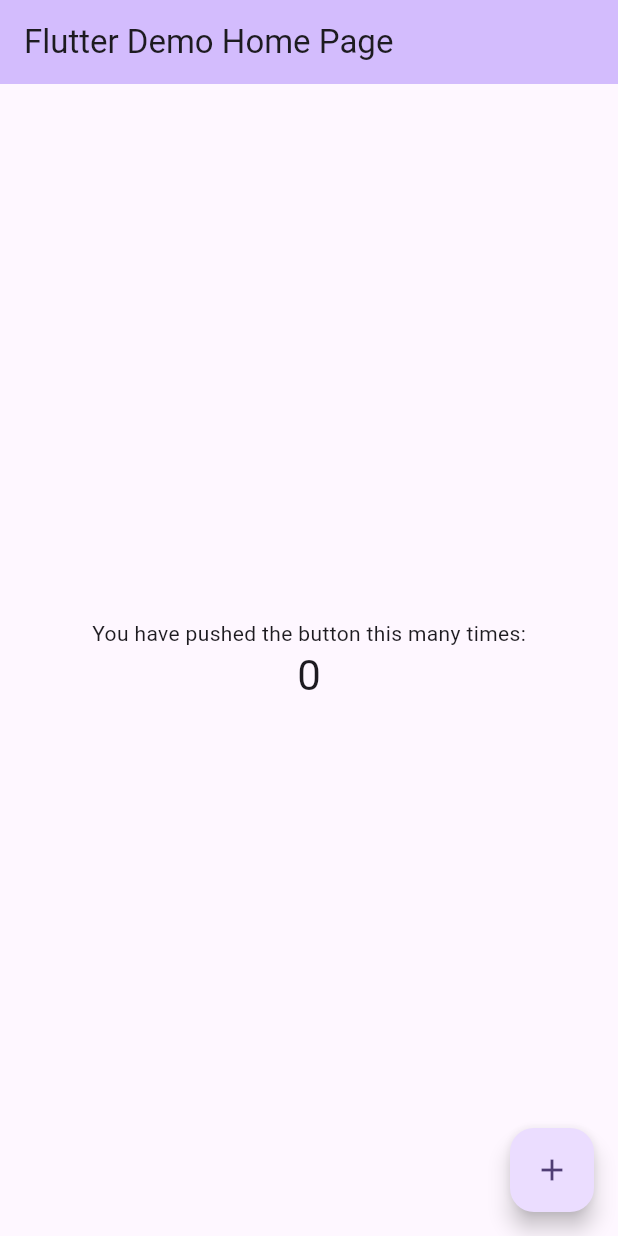
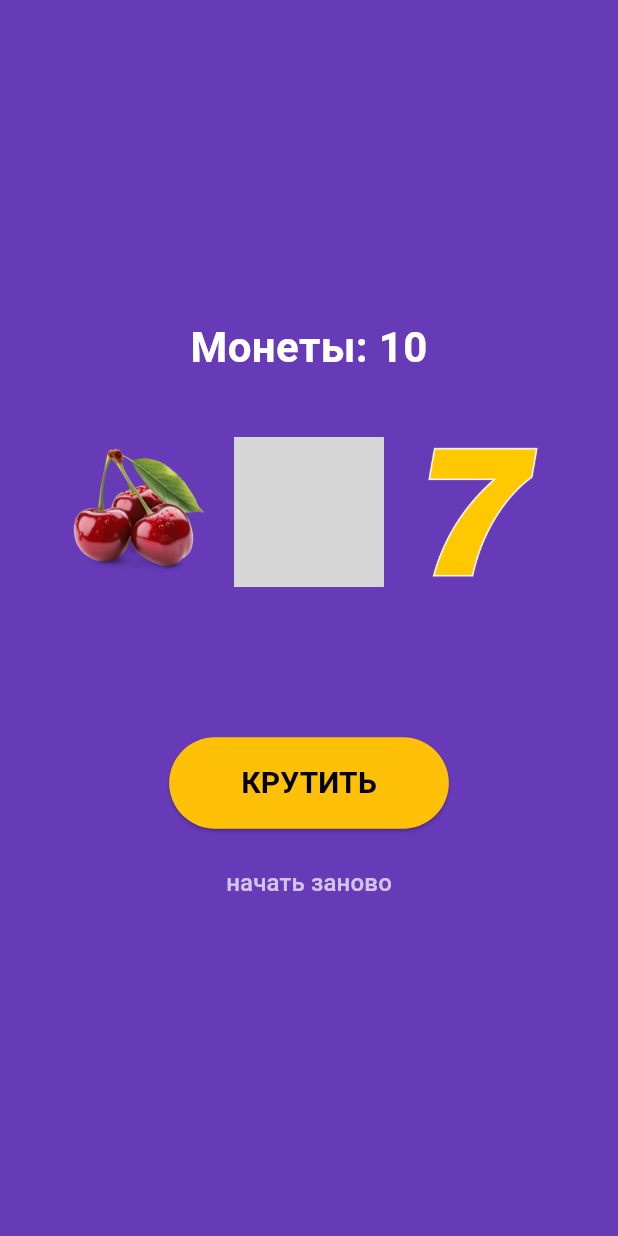
Before and after one commit to kirill242ISP/Flutter_Lab9, a Flutter app: the screen it shows after launch, on a phone screen of 412 x 824 dp. Run offline on Flutter 3.47's test engine with Material 3 defaults, Android fonts, the phone set to English and light mode, and no system bars; grey boxes are pictures that could not be loaded.

Commit message:
Bonus: realistic slot animation with easing and AnimatedOpacity

```diff
--- a/lib/main.dart
+++ b/lib/main.dart
@@ -1,122 +1,14 @@
 import 'package:flutter/material.dart';
+import 'package:slot_machine_igoshin_imashev/slot_machine.dart';
 
 void main() {
-  runApp(const MyApp());
+  runApp(
+    MaterialApp(
+      debugShowCheckedModeBanner: false,
+      home: Scaffold(
+        backgroundColor: Colors.deepPurple,
+        body: SlotMachine(),
+      ),
+    ),
+  );
 }
-
-class MyApp extends StatelessWidget {
-  const MyApp({super.key});
-
-  // This widget is the root of your application.
-  @override
-  Widget build(BuildContext context) {
-    return MaterialApp(
-      title: 'Flutter Demo',
-      theme: ThemeData(
-        // This is the theme of your application.
-        //
-        // TRY THIS: Try running your application with "flutter run". You'll see
-        // the application has a purple toolbar. Then, without quitting the app,
-        // try changing the seedColor in the colorScheme below to Colors.green
-        // and then invoke "hot reload" (save your changes or press the "hot
-        // reload" button in a Flutter-supported IDE, or press "r" if you used
-        // the command line to start the app).
-        //
-        // Notice that the counter didn't reset back to zero; the application
-        // state is not lost during the reload. To reset the state, use hot
-        // restart instead.
-        //
-        // This works for code too, not just values: Most code changes can be
-        // tested with just a hot reload.
-        colorScheme: .fromSeed(seedColor: Colors.deepPurple),
-      ),
-      home: const MyHomePage(title: 'Flutter Demo Home Page'),
-    );
-  }
-}
-
-class MyHomePage extends StatefulWidget {
-  const MyHomePage({super.key, required this.title});
-
-  // This widget is the home page of your application. It is stateful, meaning
-  // that it has a State object (defined below) that contains fields that affect
-  // how it looks.
-
-  // This class is the configuration for the state. It holds the values (in this
-  // case the title) provided by the parent (in this case the App widget) and
-  // used by the build method of the State. Fields in a Widget subclass are
-  // always marked "final".
-
-  final String title;
-
-  @override
-  State<MyHomePage> createState() => _MyHomePageState();
-}
-
-class _MyHomePageState extends State<MyHomePage> {
-  int _counter = 0;
-
-  void _incrementCounter() {
-    setState(() {
-      // This call to setState tells the Flutter framework that something has
-      // changed in this State, which causes it to rerun the build method below
-      // so that the display can reflect the updated values. If we changed
-      // _counter without calling setState(), then the build method would not be
-      // called again, and so nothing would appear to happen.
-      _counter++;
-    });
-  }
-
-  @override
-  Widget build(BuildContext context) {
-    // This method is rerun every time setState is called, for instance as done
-    // by the _incrementCounter method above.
-    //
-    // The Flutter framework has been optimized to make rerunning build methods
-    // fast, so that you can just rebuild anything that needs updating rather
-    // than having to individually change instances of widgets.
-    return Scaffold(
-      appBar: AppBar(
-        // TRY THIS: Try changing the color here to a specific color (to
-        // Colors.amber, perhaps?) and trigger a hot reload to see the AppBar
-        // change color while the other colors stay the same.
-        backgroundColor: Theme.of(context).colorScheme.inversePrimary,
-        // Here we take the value from the MyHomePage object that was created by
-        // the App.build method, and use it to set our appbar title.
-        title: Text(widget.title),
-      ),
-      body: Center(
-        // Center is a layout widget. It takes a single child and positions it
-        // in the middle of the parent.
-        child: Column(
-          // Column is also a layout widget. It takes a list of children and
-          // arranges them vertically. By default, it sizes itself to fit its
-          // children horizontally, and tries to be as tall as its parent.
-          //
-          // Column has various properties to control how it sizes itself and
-          // how it positions its children. Here we use mainAxisAlignment to
-          // center the children vertically; the main axis here is the vertical
-          // axis because Columns are vertical (the cross axis would be
-          // horizontal).
-          //
-          // TRY THIS: Invoke "debug painting" (choose the "Toggle Debug Paint"
-          // action in the IDE, or press "p" in the console), to see the
-          // wireframe for each widget.
-          mainAxisAlignment: .center,
-          children: [
-            const Text('You have pushed the button this many times:'),
-            Text(
-              '$_counter',
-              style: Theme.of(context).textTheme.headlineMedium,
-            ),
-          ],
-        ),
-      ),
-      floatingActionButton: FloatingActionButton(
-        onPressed: _incrementCounter,
-        tooltip: 'Increment',
-        child: const Icon(Icons.add),
-      ),
-    );
-  }
-}
--- /dev/null
+++ b/lib/slot_machine.dart
@@ -0,0 +1,190 @@
+import 'package:flutter/material.dart';
+import 'dart:math';
+import 'package:slot_machine_igoshin_imashev/slot_row.dart';
+
+class SlotMachine extends StatefulWidget {
+  const SlotMachine({super.key});
+
+  @override
+  State<SlotMachine> createState() =>
+      _SlotMachineState();
+}
+
+class _SlotMachineState
+    extends State<SlotMachine> {
+  @override
+  Future<String> _spinReel({
+    required int totalTicks,
+    required void Function(String) onTick,
+  }) async {
+    String result = _symbols[0];
+    for (int i = 0; i < totalTicks; i++) {
+      final progress = i / totalTicks;
+      final delay = progress < 0.5
+          ? 40
+          : progress < 0.8
+          ? 100
+          : 200;
+      await Future.delayed(
+        Duration(milliseconds: delay),
+      );
+      result =
+          _symbols[_random.nextInt(
+            _symbols.length,
+          )];
+      onTick(result);
+    }
+    return result;
+  }
+
+  Future<void> _spin() async {
+    if (_coins <= 0 || _isSpinning) return;
+    setState(() {
+      _isSpinning = true;
+      _message = '';
+    });
+    final result1 = await _spinReel(
+      totalTicks: 10,
+      onTick: (val) =>
+          setState(() => _slot1 = val),
+    );
+    final result2 = await _spinReel(
+      totalTicks: 13,
+      onTick: (val) =>
+          setState(() => _slot2 = val),
+    );
+    final result3 = await _spinReel(
+      totalTicks: 16,
+      onTick: (val) =>
+          setState(() => _slot3 = val),
+    );
+    await Future.delayed(
+      Duration(milliseconds: 300),
+    );
+    setState(() {
+      _isSpinning = false;
+      if (result1 == result2 &&
+          result2 == result3) {
+        if (result1 ==
+            'assets/images/seven.png') {
+          _coins += 10;
+          _message = 'ДЖЕКПОТ! +10 монет';
+        } else {
+          _coins += 3;
+          _message = 'победа! +3 монеты';
+        }
+      } else {
+        _coins -= 1;
+        _message =
+            'Попробуйте еще раз. -1 монета';
+      }
+    });
+  }
+
+  void _reset() {
+    setState(() {
+      _coins = 10;
+      _slot1 = 'assets/images/cherry.png';
+      _slot2 = 'assets/images/lemon.png';
+      _slot3 = 'assets/images/seven.png';
+      _message = '';
+      _isSpinning = false;
+    });
+  }
+
+  Widget build(BuildContext context) {
+    return Column(
+      mainAxisAlignment: MainAxisAlignment.center,
+      children: [
+        Text(
+          'Монеты: $_coins',
+          style: TextStyle(
+            fontSize: 28,
+            color: Colors.white,
+            fontWeight: FontWeight.bold,
+          ),
+        ),
+        SizedBox(height: 40),
+        AnimatedOpacity(
+          opacity: _isSpinning ? 0.85 : 1.0,
+          duration: Duration(milliseconds: 100),
+          child: SlotRow(
+            slot1: _slot1,
+            slot2: _slot2,
+            slot3: _slot3,
+          ),
+        ),
+        SizedBox(height: 24),
+        SizedBox(
+          height: 36,
+          child: AnimatedSwitcher(
+            duration: Duration(milliseconds: 400),
+            child: Text(
+              _isSpinning
+                  ? 'Крутим...'
+                  : _message,
+              key: ValueKey(
+                _isSpinning
+                    ? 'spinning'
+                    : _message,
+              ),
+              style: TextStyle(
+                fontSize: 20,
+                color: Colors.white,
+                fontWeight:
+                    _message.contains('ДЖЕКПОТ')
+                    ? FontWeight.bold
+                    : FontWeight.normal,
+              ),
+            ),
+          ),
+        ),
+        SizedBox(height: 40),
+        ElevatedButton(
+          onPressed: _coins > 0 && !_isSpinning
+              ? _spin
+              : null,
+          style: ElevatedButton.styleFrom(
+            backgroundColor: Colors.amber,
+            padding: EdgeInsets.symmetric(
+              horizontal: 48,
+              vertical: 16,
+            ),
+          ),
+          child: Text(
+            _isSpinning ? 'Крутим...' : 'КРУТИТЬ',
+            style: TextStyle(
+              fontSize: 20,
+              fontWeight: FontWeight.bold,
+              color: Colors.black,
+            ),
+          ),
+        ),
+        SizedBox(height: 12),
+        TextButton(
+          onPressed: _isSpinning ? null : _reset,
+          child: Text(
+            'начать заново',
+            style: TextStyle(
+              color: Colors.white70,
+              fontSize: 16,
+            ),
+          ),
+        ),
+      ],
+    );
+  }
+
+  final _random = Random();
+  final _symbols = [
+    'assets/images/cherry.png',
+    'assets/images/lemon.png',
+    'assets/images/seven.png',
+  ];
+  var _coins = 10;
+  var _slot1 = 'assets/images/cherry.png';
+  var _slot2 = 'assets/images/lemon.png';
+  var _slot3 = 'assets/images/seven.png';
+  var _message = '';
+  var _isSpinning = false;
+    }
--- /dev/null
+++ b/lib/slot_row.dart
@@ -0,0 +1,40 @@
+import 'package:flutter/material.dart';
+
+class SlotRow extends StatelessWidget {
+  const SlotRow({
+    super.key,
+    required this.slot1,
+    required this.slot2,
+    required this.slot3,
+  });
+
+  final String slot1;
+  final String slot2;
+  final String slot3;
+
+  @override
+  Widget build(BuildContext context) {
+    return Row(
+      mainAxisAlignment: MainAxisAlignment.center,
+      children: [
+        Image.asset(
+          slot1,
+          width: 100,
+          height: 100,
+        ),
+        SizedBox(width: 16),
+        Image.asset(
+          slot2,
+          width: 100,
+          height: 100,
+        ),
+        SizedBox(width: 16),
+        Image.asset(
+          slot3,
+          width: 100,
+          height: 100,
+        ),
+      ],
+    );
+  }
+}
```
Also changed, not shown: assets/images/cherry.png (added), assets/images/seven.png (added), img/step2_Igoshin_Imashev.png (added), img/step3_Igoshin_Imashev.png (added), img/step4_Igoshin_Imashev.png (added), 3 other files.
